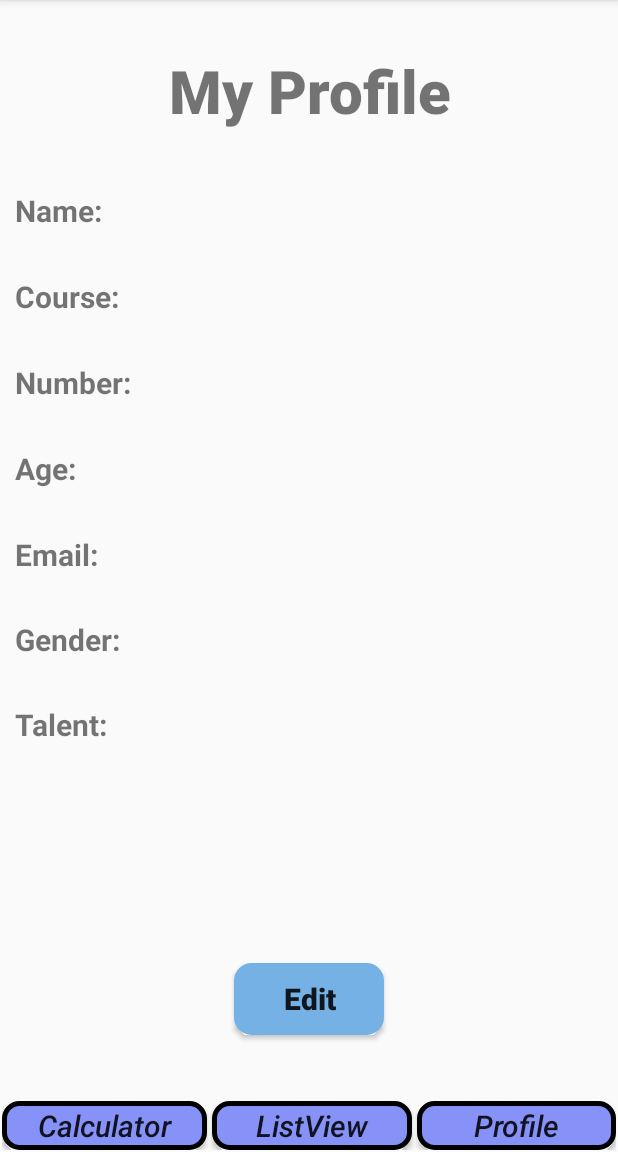
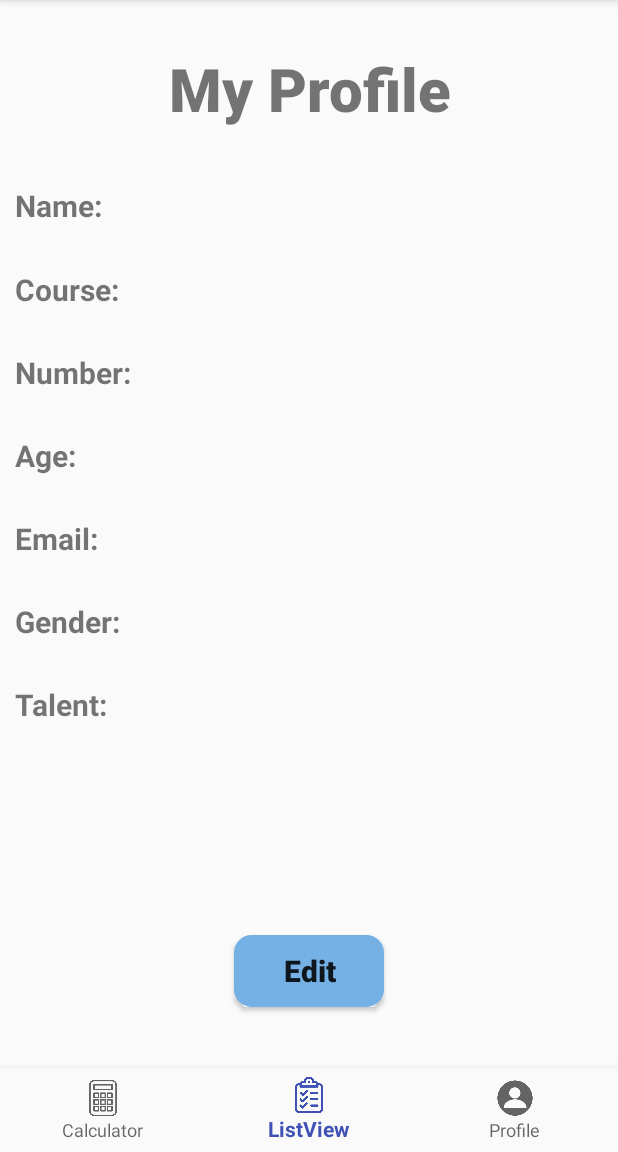
Before and after one commit to Andrml/LOPEZ_AN_730FRI_AND, an Android app built with Jetpack Compose: the fragment ProfileFragment placed in its activity, on a phone screen of 412 x 824 dp, the part 84-1236 px from its top. Run offline under Robolectric (Android 15) with nearby library versions, the phone set to English and light mode, and no system bars.

Commit message:
Bottom_Navigation

```diff
--- a/app/src/main/java/com/lopez/myapplication/MainScreen.kt
+++ b/app/src/main/java/com/lopez/myapplication/MainScreen.kt
@@ -1,63 +1,54 @@
 package com.lopez.myapplication
 
 import android.os.Bundle
-import android.view.View
-import android.widget.Button
-import androidx.activity.enableEdgeToEdge
 import androidx.appcompat.app.AppCompatActivity
-import androidx.core.view.ViewCompat
-import androidx.core.view.WindowInsetsCompat
+import androidx.fragment.app.Fragment
+import com.google.android.material.bottomnavigation.BottomNavigationView
 
 class MainScreen : AppCompatActivity() {
+
     override fun onCreate(savedInstanceState: Bundle?) {
         super.onCreate(savedInstanceState)
-        enableEdgeToEdge()
         setContentView(R.layout.activity_main_screen)
-        ViewCompat.setOnApplyWindowInsetsListener(findViewById(R.id.main)) { v, insets ->
-            val systemBars = insets.getInsets(WindowInsetsCompat.Type.systemBars())
-            v.setPadding(systemBars.left, systemBars.top, systemBars.right, systemBars.bottom)
-            insets
-        }
 
-
-        // Display List_Fragment by default when the app opens
+        // Load default fragment
         if (savedInstanceState == null) {
             supportFragmentManager.beginTransaction()
                 .replace(R.id.fragment_container, List_Fragment())
                 .commit()
         }
 
+        // Setup Bottom Navigation
+        val bottomNavigation: BottomNavigationView = findViewById(R.id.bottomNavigation)
 
-        // Set up button click listener to display FragmentCalculator
-        val iconCalculator = findViewById<Button>(R.id.iconCalculator)
-        iconCalculator.setOnClickListener { v: View? ->
-            // Perform the fragment transaction to replace the container with FragmentCalculator
-            supportFragmentManager.beginTransaction()
-                .replace(R.id.fragment_container, Calculator_Fragment())
-                .addToBackStack(null) // Allows back navigation
-                .commit() // Execute the transaction
-        }
+// Set default selected item to List Fragment
+        bottomNavigation.selectedItemId = R.id.nav_list
 
+// Load the default fragment
+        loadFragment(List_Fragment())
 
-        // Set up button click listener to display FragmentList
-        val iconList = findViewById<Button>(R.id.iconList)
-        iconList.setOnClickListener { v: View? ->
-            // Perform the fragment transaction to replace the container with FragmentList
-            supportFragmentManager.beginTransaction()
-                .replace(R.id.fragment_container, List_Fragment())
-                .addToBackStack(null) // Allows back navigation
-                .commit() // Execute the transaction
-        }
-
-
-        // Set up button click listener to display FragmentProfile
-        val iconProfile = findViewById<Button>(R.id.iconProfile)
-        iconProfile.setOnClickListener { v: View? ->
-            // Perform the fragment transaction to replace the container with FragmentProfile
-            supportFragmentManager.beginTransaction()
-                .replace(R.id.fragment_container, ProfileFragment())
-                .addToBackStack(null) // Allows back navigation
-                .commit() // Execute the transaction
+        bottomNavigation.setOnNavigationItemSelectedListener { item ->
+            when (item.itemId) {
+                R.id.nav_calculator -> {
+                    loadFragment(Calculator_Fragment())
+                    true
+                }
+                R.id.nav_list -> {
+                    loadFragment(List_Fragment())
+                    true
+                }
+                R.id.nav_profile -> {
+                    loadFragment(ProfileFragment())
+                    true
+                }
+                else -> false
+            }
         }
     }
+
+    private fun loadFragment(fragment: Fragment) {
+        supportFragmentManager.beginTransaction()
+            .replace(R.id.fragment_container, fragment)
+            .commit()
+    }
 }
--- a/app/src/main/res/layout/activity_main_screen.xml
+++ b/app/src/main/res/layout/activity_main_screen.xml
@@ -2,6 +2,7 @@
 <RelativeLayout
     xmlns:android="http://schemas.android.com/apk/res/android"
     xmlns:tools="http://schemas.android.com/tools"
+    xmlns:app="http://schemas.android.com/apk/res-auto"
     android:id="@+id/main"
     android:layout_width="match_parent"
     android:layout_height="match_parent"
@@ -10,67 +11,21 @@
     <androidx.fragment.app.FragmentContainerView
         android:id="@+id/fragment_container"
         android:layout_width="match_parent"
-        android:layout_height="663dp"
-        android:layout_above="@+id/linearLayout"
-        android:layout_alignParentStart="true"
-        android:layout_alignParentTop="true"
-        android:layout_alignParentEnd="true"
-        android:layout_marginStart="0dp"
-        android:layout_marginTop="0dp"
-        android:layout_marginEnd="0dp"
+        android:layout_height="match_parent"
+        android:layout_above="@+id/bottomNavigation"
         android:layout_marginBottom="6dp" />
 
-    <LinearLayout
-        android:id="@+id/linearLayout"
+    <com.google.android.material.bottomnavigation.BottomNavigationView
+        android:id="@+id/bottomNavigation"
         android:layout_width="match_parent"
-        android:layout_height="35dp"
+        android:layout_height="wrap_content"
         android:layout_alignParentStart="true"
         android:layout_alignParentEnd="true"
         android:layout_alignParentBottom="true"
         android:layout_marginStart="0dp"
+        android:layout_gravity="bottom"
         android:layout_marginEnd="0dp"
-        android:orientation="horizontal"
-        android:layout_marginLeft="10dp"
-        android:padding="1dp"
-        >
-
-        <Button
-            android:id="@+id/iconCalculator"
-            android:layout_width="match_parent"
-            android:layout_height="match_parent"
-            android:layout_weight="1"
-            android:text="Calculator"
-            android:textStyle="italic"
-            android:textAllCaps="false"
-            android:textSize="20sp"
-            android:background="@drawable/bg"
-
-            />
-
-        <Button
-            android:id="@+id/iconList"
-            android:layout_width="match_parent"
-            android:layout_height="match_parent"
-            android:layout_weight="1"
-            android:text="ListView"
-            android:textStyle="italic"
-            android:textAllCaps="false"
-            android:textSize="20sp"
-            android:background="@drawable/bg"
-            android:layout_marginLeft="3dp"/>
-
-        <Button
-            android:id="@+id/iconProfile"
-            android:layout_width="match_parent"
-            android:layout_height="match_parent"
-            android:layout_weight="1"
-            android:text="Profile"
-            android:textStyle="italic"
-            android:textAllCaps="false"
-            android:textSize="20sp"
-            android:background="@drawable/bg"
-            android:layout_marginLeft="3dp"/>
-
-    </LinearLayout>
+        android:background="?android:attr/windowBackground"
+        app:menu="@menu/menu" />
 
 </RelativeLayout>
--- /dev/null
+++ b/app/src/main/res/menu/menu.xml
@@ -0,0 +1,22 @@
+<?xml version="1.0" encoding="utf-8"?>
+<menu xmlns:android="http://schemas.android.com/apk/res/android"
+    xmlns:app="http://schemas.android.com/apk/res-auto">
+    <item
+        android:id="@+id/nav_calculator"
+        android:icon="@drawable/img_1"
+        android:title="Calculator"
+        app:showAsAction="ifRoom"
+       />
+
+    <item
+        android:id="@+id/nav_list"
+        android:icon="@drawable/img_2"
+        android:title="ListView"
+        app:showAsAction="ifRoom"/>
+
+    <item
+        android:id="@+id/nav_profile"
+        android:icon="@drawable/img_4"
+        android:title="Profile"
+        app:showAsAction="ifRoom"/>
+</menu>
```
Also changed, not shown: app/src/main/java/com/lopez/myapplication/ProfileFragment.kt (+8 -8 lines), app/src/main/res/layout/dialog_edit_profile.xml (+23 -3 lines), app/src/main/res/drawable/img_1.png (added), app/src/main/res/drawable/img_2.png (added), app/src/main/res/drawable/img_4.png (added).
